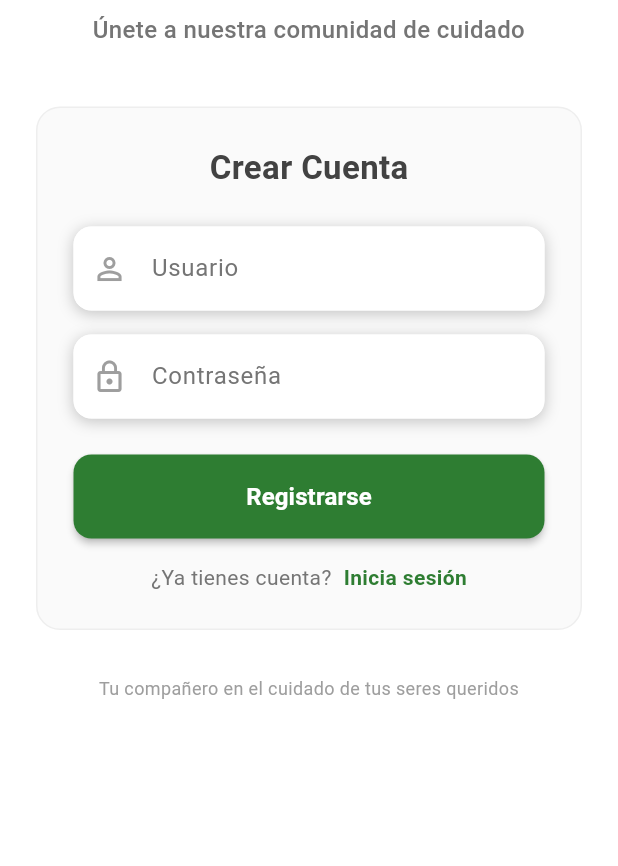
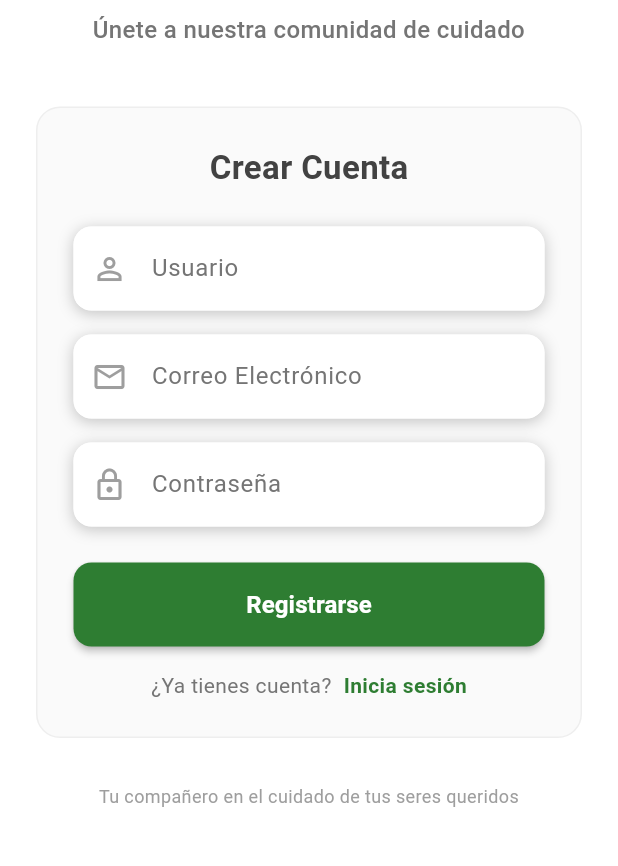
Before and after one commit to DispositivosMoviles-1813-GrupoX/Vitalia-Flutter, a Flutter app: the SignUpScreen screen opened by its route, on a phone screen of 412 x 824 dp, the part 369-1235 px from its top. Run offline on Flutter 3.47's test engine with Material 3 defaults, Android fonts, the phone set to English and light mode, and no system bars; our stand-ins replace flutter_riverpod, freezed_annotation, go_router, hooks_riverpod.

Commit message:
feat(auth): add email and roles to signup flow

```diff
--- a/lib/src/features/auth/data/dtos/signup_response_dto.dart
+++ b/lib/src/features/auth/data/dtos/signup_response_dto.dart
@@ -9,6 +9,7 @@ class SignUpResponseDto with _$SignUpResponseDto {
   const factory SignUpResponseDto({
     required int id,
     required String username,
+    required String emailAddress,
     required List<String> roles,
   }) = _SignUpResponseDto;
 
@@ -24,10 +25,10 @@ extension SignUpResponseMapper on SignUpResponseDto {
     return User(
       id: id,
       username: username,
-      role: roles.isNotEmpty ? roles.first : "FAMILY",
+      role: (roles != null && roles!.isNotEmpty) ? roles!.first : "FAMILY",
       firstName: "",
       lastName: "",
-      email: "",
+      email: emailAddress,
       phone: "",
       dateOfBirth: DateTime(2000, 1, 1),
     );
--- a/lib/src/features/auth/presentation/signup_screen.dart
+++ b/lib/src/features/auth/presentation/signup_screen.dart
@@ -12,6 +12,7 @@ class SignUpScreen extends ConsumerWidget {
     final notifier = ref.read(authNotifierProvider.notifier);
 
     final usernameController = TextEditingController();
+    final emailController = TextEditingController();
     final passwordController = TextEditingController();
 
     return Scaffold(
@@ -131,6 +132,43 @@ class SignUpScreen extends ConsumerWidget {
 
                         const SizedBox(height: 16),
 
+                        Container(
+                          decoration: BoxDecoration(
+                            color: Colors.white,
+                            borderRadius: BorderRadius.circular(12),
+                            boxShadow: [
+                              BoxShadow(
+                                color: Colors.black.withAlpha(55),
+                                blurRadius: 8,
+                                offset: const Offset(0, 2),
+                              ),
+                            ],
+                          ),
+                          child: TextField(
+                            controller: emailController,
+                            decoration: InputDecoration(
+                              labelText: 'Correo Electrónico',
+                              labelStyle: TextStyle(color: Colors.grey[600]),
+                              prefixIcon: Icon(
+                                Icons.email_outlined,
+                                color: Colors.grey[500],
+                              ),
+                              border: OutlineInputBorder(
+                                borderRadius: BorderRadius.circular(12),
+                                borderSide: BorderSide.none,
+                              ),
+                              filled: true,
+                              fillColor: Colors.white,
+                              contentPadding: const EdgeInsets.symmetric(
+                                horizontal: 16,
+                                vertical: 16,
+                              ),
+                            ),
+                          ),
+                        ),
+
+                        const SizedBox(height: 16),
+
 
                         Container(
                           decoration: BoxDecoration(
@@ -178,6 +216,7 @@ class SignUpScreen extends ConsumerWidget {
                             onPressed: () async {
                               await notifier.signUp(
                                 usernameController.text.trim(),
+                                emailController.text.trim(),
                                 passwordController.text.trim()
                               );
                             },
```
Also changed, not shown: lib/src/features/auth/data/dtos/signup_request_dto.dart (+6 -3 lines).
